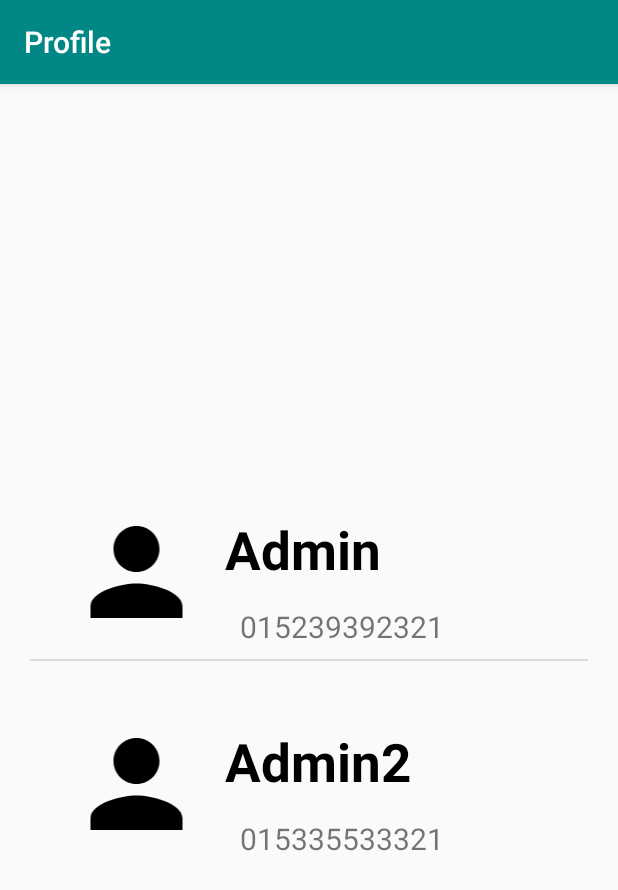
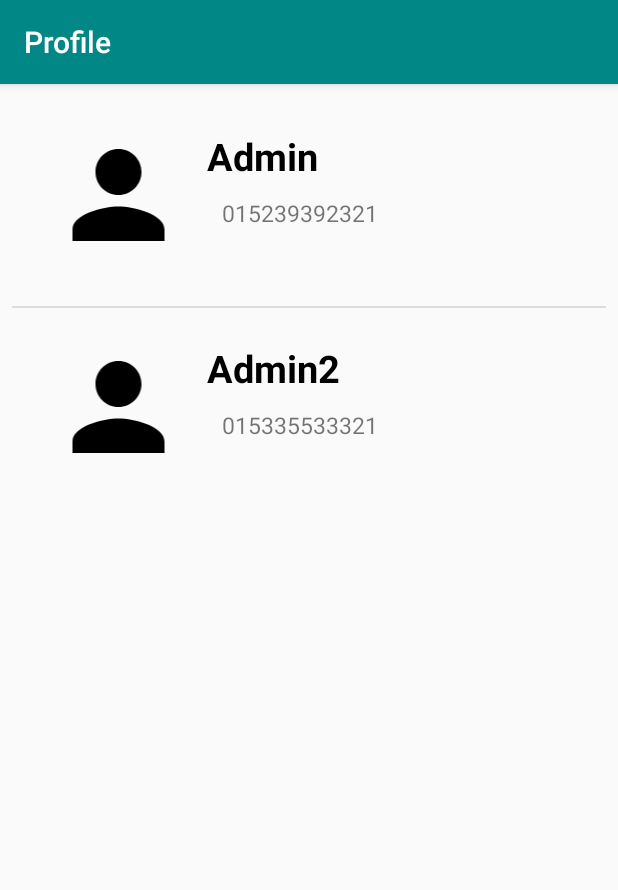
Before and after one commit to istmaghal/WGapplication, an Android app: the Profile screen opened directly, with no data from a screen before it, on a phone screen of 412 x 824 dp. Shown: the top 890 px of the screen. Run offline under Robolectric (Android 15) with nearby library versions, the phone set to English and light mode, and no system bars.

Commit message:
Profile sehen nicht mehr so scheisse aus

```diff
--- a/app/src/main/res/layout/activity_profile.xml
+++ b/app/src/main/res/layout/activity_profile.xml
@@ -10,12 +10,11 @@
         android:id="@+id/profile_listView"
         android:layout_width="match_parent"
         android:layout_height="wrap_content"
-        android:layout_marginStart="20dp"
-        android:layout_marginTop="20dp"
-        android:layout_marginEnd="20dp"
-        android:layout_marginBottom="20dp"
-        app:layout_constraintBottom_toBottomOf="parent"
+        android:layout_marginStart="8dp"
+        android:layout_marginTop="8dp"
+        android:layout_marginEnd="8dp"
         app:layout_constraintEnd_toEndOf="parent"
+        app:layout_constraintHorizontal_bias="0.0"
         app:layout_constraintStart_toStartOf="parent"
         app:layout_constraintTop_toTopOf="parent" />
 </android.support.constraint.ConstraintLayout>
--- a/app/src/main/res/layout/profile_view.xml
+++ b/app/src/main/res/layout/profile_view.xml
@@ -9,24 +9,18 @@
         android:id="@+id/profil_name"
         android:layout_width="0dp"
         android:layout_height="wrap_content"
-        android:layout_marginTop="24dp"
+        android:layout_marginTop="22dp"
+        android:layout_marginEnd="8dp"
         android:layout_marginBottom="8dp"
         android:text="TextView"
-        android:textAlignment="textStart"
+        android:textAlignment="viewStart"
         android:textColor="@color/black"
-        android:textSize="35sp"
+        android:textSize="25sp"
         android:textStyle="bold"
         app:layout_constraintBottom_toTopOf="@+id/guideline8"
+        app:layout_constraintEnd_toEndOf="parent"
         app:layout_constraintStart_toStartOf="@+id/guideline2"
-        app:layout_constraintTop_toTopOf="@+id/guideline6"
-        app:layout_constraintVertical_bias="1.0" />
-
-    <android.support.constraint.Guideline
-        android:id="@+id/guideline"
-        android:layout_width="wrap_content"
-        android:layout_height="wrap_content"
-        android:orientation="vertical"
-        app:layout_constraintGuide_begin="20dp" />
+        app:layout_constraintTop_toTopOf="parent" />
 
     <android.support.constraint.Guideline
         android:id="@+id/guideline2"
@@ -42,41 +36,32 @@
         android:orientation="vertical"
         app:layout_constraintGuide_begin="398dp" />
 
-    <android.support.constraint.Guideline
-        android:id="@+id/guideline6"
-        android:layout_width="wrap_content"
-        android:layout_height="wrap_content"
-        android:orientation="horizontal"
-        app:layout_constraintGuide_begin="20dp" />
-
     <TextView
         android:id="@+id/profil_telefon"
-        android:layout_width="wrap_content"
+        android:layout_width="0dp"
         android:layout_height="wrap_content"
         android:layout_marginStart="10dp"
-        android:layout_marginTop="8dp"
-        android:layout_marginBottom="8dp"
+        android:layout_marginTop="10dp"
+        android:layout_marginEnd="8dp"
         android:text="TextView"
-        android:textSize="20sp"
-        app:layout_constraintBottom_toTopOf="@+id/guideline7"
+        android:textSize="15sp"
+        app:layout_constraintEnd_toEndOf="parent"
         app:layout_constraintStart_toStartOf="@+id/guideline2"
-        app:layout_constraintTop_toTopOf="@+id/guideline8"
-        app:layout_constraintVertical_bias="1.0" />
+        app:layout_constraintTop_toBottomOf="@+id/profil_name" />
 
     <ImageView
         android:id="@+id/profil_foto"
         android:layout_width="102dp"
         android:layout_height="92dp"
         android:layout_marginStart="8dp"
-        android:layout_marginTop="8dp"
         android:layout_marginEnd="8dp"
         android:layout_marginBottom="8dp"
+        android:contentDescription="ContactImage"
         app:layout_constraintBottom_toTopOf="@+id/guideline7"
         app:layout_constraintEnd_toStartOf="@+id/guideline2"
         app:layout_constraintHorizontal_bias="1.0"
         app:layout_constraintStart_toStartOf="parent"
-        app:layout_constraintTop_toTopOf="@+id/guideline6"
-        app:layout_constraintVertical_bias="0.666"
+        app:layout_constraintTop_toTopOf="parent"
         app:srcCompat="@drawable/ic_konto" />
 
     <android.support.constraint.Guideline
@@ -91,6 +76,6 @@
         android:layout_width="wrap_content"
         android:layout_height="wrap_content"
         android:orientation="horizontal"
-        app:layout_constraintGuide_begin="99dp" />
+        app:layout_constraintGuide_begin="66dp" />
 
 </android.support.constraint.ConstraintLayout>
```
